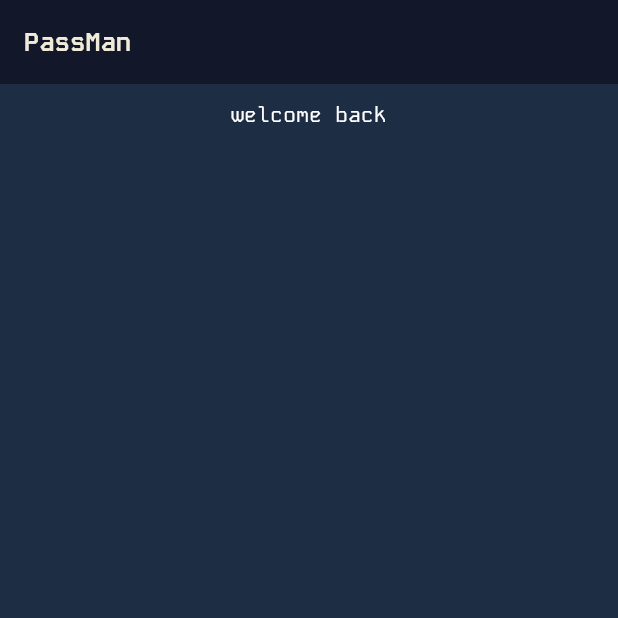
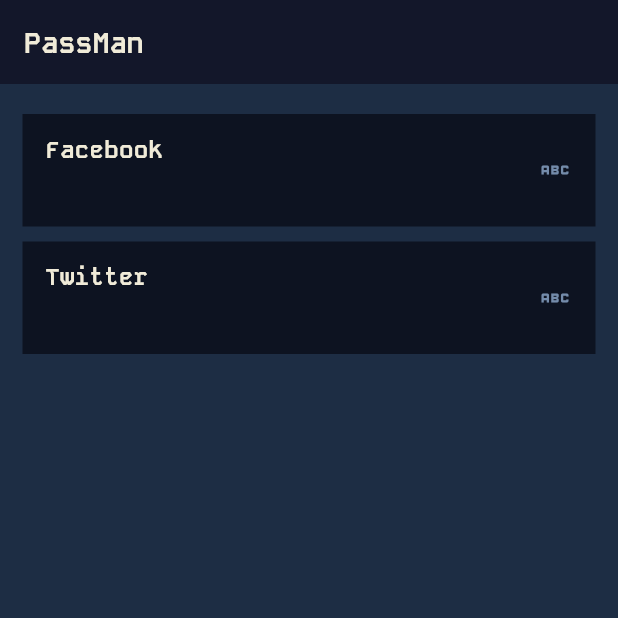
Before and after one commit to elomarii/PassMan, a Flutter app: the HomeView screen opened by its route, on a phone screen of 412 x 824 dp, the top half of it. Run offline on Flutter 3.47's test engine with Material 3 defaults, Android fonts, the phone set to English and light mode, and no system bars; our stand-ins replace get, sqflite; missing offline and left inert: cryptography; accounts and stored records are empty.

Commit message:
password's card

```diff
--- a/lib/views/home/home_view.dart
+++ b/lib/views/home/home_view.dart
@@ -1,7 +1,9 @@
 import 'package:PassMan/constants/colors.dart';
 import 'package:PassMan/views/home/home_controller.dart';
 import 'package:PassMan/widgets/app_scaffold.dart';
+import 'package:cryptography/helpers.dart';
 import 'package:flutter/material.dart';
+import 'package:flutter/services.dart';
 import 'package:get/get.dart';
 
 class HomeView extends GetView<HomeController> {
@@ -19,17 +21,81 @@ class HomeView extends GetView<HomeController> {
           "PassMan",
           style: TextStyle(
             color: AppColors.fifth,
-            fontSize: 17,
+            fontSize: 19,
             fontWeight: FontWeight.bold,
           ),
         ),
       ),
-      body: Column(
+      body: const Column(
         children: [
-          const SizedBox(height: 10),
-          Text(
-            "welcome back",
-            style: TextStyle(color: AppColors.white),
+          SizedBox(height: 20),
+          PasswordCard(title: "Facebook", value: "abcd123564"),
+          SizedBox(height: 10),
+          PasswordCard(title: "Twitter", value: "xyz@154hihi"),
+        ],
+      ),
+    );
+  }
+}
+
+class PasswordCard extends StatefulWidget {
+  const PasswordCard({super.key, required this.title, required this.value});
+
+  final String title;
+  final String value;
+
+  @override
+  State<PasswordCard> createState() => _PasswordCardState();
+}
+
+class _PasswordCardState extends State<PasswordCard> {
+  String scrambled = randomBytesAsHexString(10);
+  bool isShown = false;
+
+  @override
+  Widget build(BuildContext context) {
+    return Container(
+      decoration: BoxDecoration(color: AppColors.first),
+      padding: const EdgeInsets.symmetric(vertical: 12, horizontal: 15),
+      width: double.maxFinite,
+      child: Row(
+        children: [
+          Expanded(
+            child: InkWell(
+              onTap: () {
+                Clipboard.setData(ClipboardData(text: widget.value));
+                Get.showSnackbar(GetSnackBar(
+                  message: "${widget.title}'s password was copied!",
+                  duration: const Duration(seconds: 2),
+                ));
+              },
+              child: Column(
+                crossAxisAlignment: CrossAxisAlignment.start,
+                children: [
+                  Text(
+                    widget.title,
+                    style: TextStyle(
+                        color: AppColors.fifth,
+                        fontSize: 16,
+                        fontWeight: FontWeight.w700),
+                  ),
+                  const SizedBox(height: 8),
+                  Text(
+                    isShown ? widget.value : scrambled,
+                    style: TextStyle(color: AppColors.white),
+                  )
+                ],
+              ),
+            ),
+          ),
+          InkWell(
+            onTap: () => setState(() {
+              isShown = !isShown;
+            }),
+            child: Icon(
+              isShown ? Icons.password : Icons.abc,
+              color: AppColors.fourth,
+            ),
           )
         ],
       ),
```
